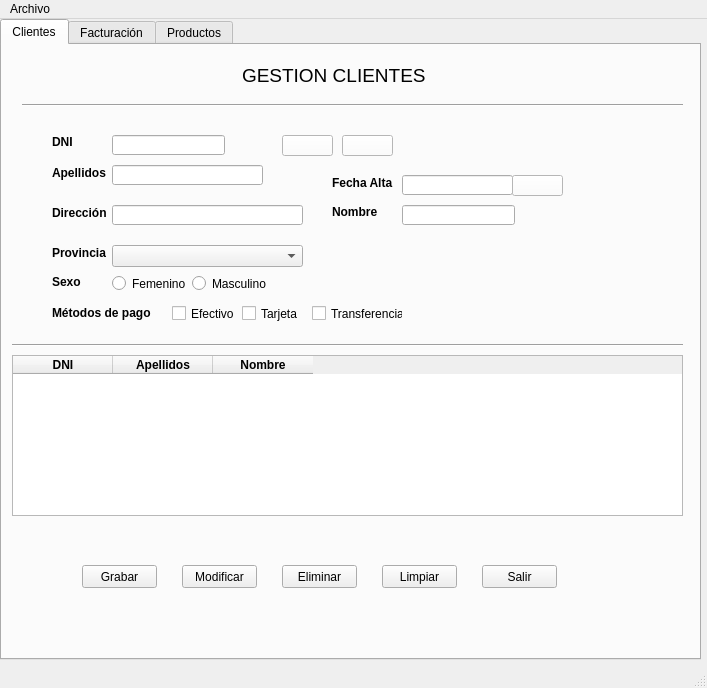
This is Proyecto2/ventana.ui in natimoreira/DI as Qt 5 draws it before an edit. The edited form follows.
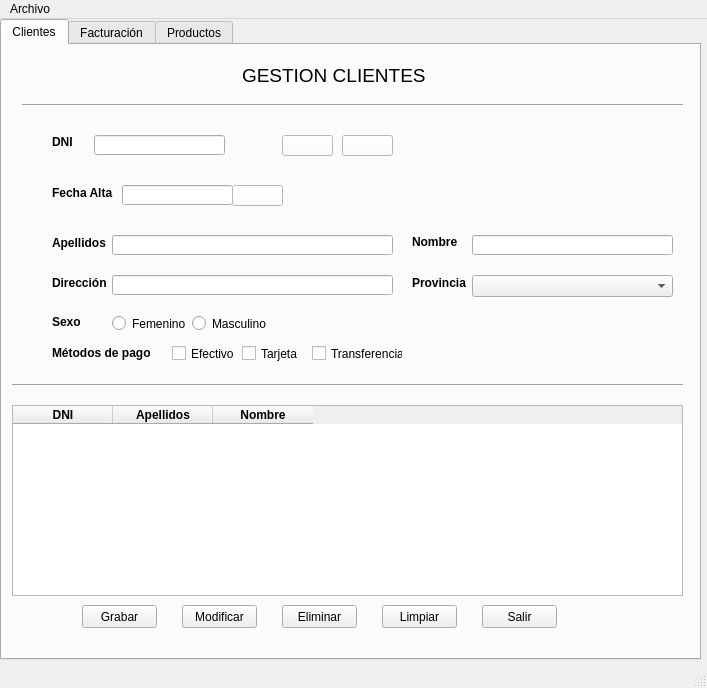
This is the edited form. Icons and pictures are not drawn.

```diff
--- a/Proyecto2/ventana.ui
+++ b/Proyecto2/ventana.ui
@@ -34,7 +34,7 @@
       <property name="geometry">
        <rect>
         <x>480</x>
-        <y>520</y>
+        <y>560</y>
         <width>75</width>
         <height>23</height>
        </rect>
@@ -47,7 +47,7 @@
       <property name="geometry">
        <rect>
         <x>310</x>
-        <y>260</y>
+        <y>300</y>
         <width>91</width>
         <height>17</height>
        </rect>
@@ -62,8 +62,8 @@
      <widget class="QLabel" name="labelPontevedra">
       <property name="geometry">
        <rect>
-        <x>50</x>
-        <y>200</y>
+        <x>410</x>
+        <y>230</y>
         <width>61</width>
         <height>16</height>
        </rect>
@@ -81,8 +81,8 @@
      <widget class="QLabel" name="labelNombre">
       <property name="geometry">
        <rect>
-        <x>330</x>
-        <y>160</y>
+        <x>410</x>
+        <y>190</y>
         <width>47</width>
         <height>13</height>
        </rect>
@@ -100,9 +100,9 @@
      <widget class="QLineEdit" name="lineDNI">
       <property name="geometry">
        <rect>
-        <x>110</x>
+        <x>92</x>
         <y>90</y>
-        <width>113</width>
+        <width>131</width>
         <height>20</height>
        </rect>
       </property>
@@ -116,7 +116,7 @@
       <property name="geometry">
        <rect>
         <x>190</x>
-        <y>230</y>
+        <y>270</y>
         <width>82</width>
         <height>17</height>
        </rect>
@@ -131,9 +131,9 @@
      <widget class="QLineEdit" name="lineNombre">
       <property name="geometry">
        <rect>
-        <x>400</x>
-        <y>160</y>
-        <width>113</width>
+        <x>470</x>
+        <y>190</y>
+        <width>201</width>
         <height>20</height>
        </rect>
       </property>
@@ -142,7 +142,7 @@
       <property name="geometry">
        <rect>
         <x>50</x>
-        <y>260</y>
+        <y>300</y>
         <width>101</width>
         <height>16</height>
        </rect>
@@ -161,7 +161,7 @@
       <property name="geometry">
        <rect>
         <x>10</x>
-        <y>290</y>
+        <y>330</y>
         <width>671</width>
         <height>20</height>
        </rect>
@@ -174,8 +174,8 @@
       <property name="geometry">
        <rect>
         <x>110</x>
-        <y>160</y>
-        <width>191</width>
+        <y>230</y>
+        <width>281</width>
         <height>20</height>
        </rect>
       </property>
@@ -184,7 +184,7 @@
       <property name="geometry">
        <rect>
         <x>110</x>
-        <y>230</y>
+        <y>270</y>
         <width>82</width>
         <height>17</height>
        </rect>
@@ -200,7 +200,7 @@
       <property name="geometry">
        <rect>
         <x>240</x>
-        <y>260</y>
+        <y>300</y>
         <width>70</width>
         <height>17</height>
        </rect>
@@ -216,8 +216,8 @@
       <property name="geometry">
        <rect>
         <x>110</x>
-        <y>120</y>
-        <width>151</width>
+        <y>190</y>
+        <width>281</width>
         <height>20</height>
        </rect>
       </property>
@@ -225,8 +225,8 @@
      <widget class="QLineEdit" name="lineFecha">
       <property name="geometry">
        <rect>
-        <x>400</x>
-        <y>130</y>
+        <x>120</x>
+        <y>140</y>
         <width>111</width>
         <height>20</height>
        </rect>
@@ -236,7 +236,7 @@
       <property name="geometry">
        <rect>
         <x>50</x>
-        <y>120</y>
+        <y>190</y>
         <width>61</width>
         <height>16</height>
        </rect>
@@ -255,7 +255,7 @@
       <property name="geometry">
        <rect>
         <x>80</x>
-        <y>520</y>
+        <y>560</y>
         <width>75</width>
         <height>23</height>
        </rect>
@@ -280,8 +280,8 @@
      <widget class="QPushButton" name="btnCalendario">
       <property name="geometry">
        <rect>
-        <x>510</x>
-        <y>130</y>
+        <x>230</x>
+        <y>140</y>
         <width>51</width>
         <height>21</height>
        </rect>
@@ -733,7 +733,7 @@
       <property name="geometry">
        <rect>
         <x>170</x>
-        <y>260</y>
+        <y>300</y>
         <width>70</width>
         <height>17</height>
        </rect>
@@ -748,9 +748,9 @@
      <widget class="QComboBox" name="comboProv">
       <property name="geometry">
        <rect>
-        <x>110</x>
-        <y>200</y>
-        <width>191</width>
+        <x>470</x>
+        <y>230</y>
+        <width>201</width>
         <height>22</height>
        </rect>
       </property>
@@ -802,8 +802,8 @@
      <widget class="QLabel" name="labelFecha">
       <property name="geometry">
        <rect>
-        <x>330</x>
-        <y>130</y>
+        <x>50</x>
+        <y>140</y>
         <width>61</width>
         <height>16</height>
        </rect>
@@ -822,7 +822,7 @@
       <property name="geometry">
        <rect>
         <x>50</x>
-        <y>230</y>
+        <y>270</y>
         <width>47</width>
         <height>13</height>
        </rect>
@@ -861,7 +861,7 @@
       <property name="geometry">
        <rect>
         <x>50</x>
-        <y>160</y>
+        <y>230</y>
         <width>61</width>
         <height>16</height>
        </rect>
@@ -880,9 +880,9 @@
       <property name="geometry">
        <rect>
         <x>10</x>
-        <y>310</y>
+        <y>360</y>
         <width>671</width>
-        <height>161</height>
+        <height>191</height>
        </rect>
       </property>
       <column>
@@ -1787,7 +1787,7 @@
       <property name="geometry">
        <rect>
         <x>180</x>
-        <y>520</y>
+        <y>560</y>
         <width>75</width>
         <height>23</height>
        </rect>
@@ -1800,7 +1800,7 @@
       <property name="geometry">
        <rect>
         <x>280</x>
-        <y>520</y>
+        <y>560</y>
         <width>75</width>
         <height>23</height>
        </rect>
@@ -1813,7 +1813,7 @@
       <property name="geometry">
        <rect>
         <x>380</x>
-        <y>520</y>
+        <y>560</y>
         <width>75</width>
         <height>23</height>
        </rect>
```
